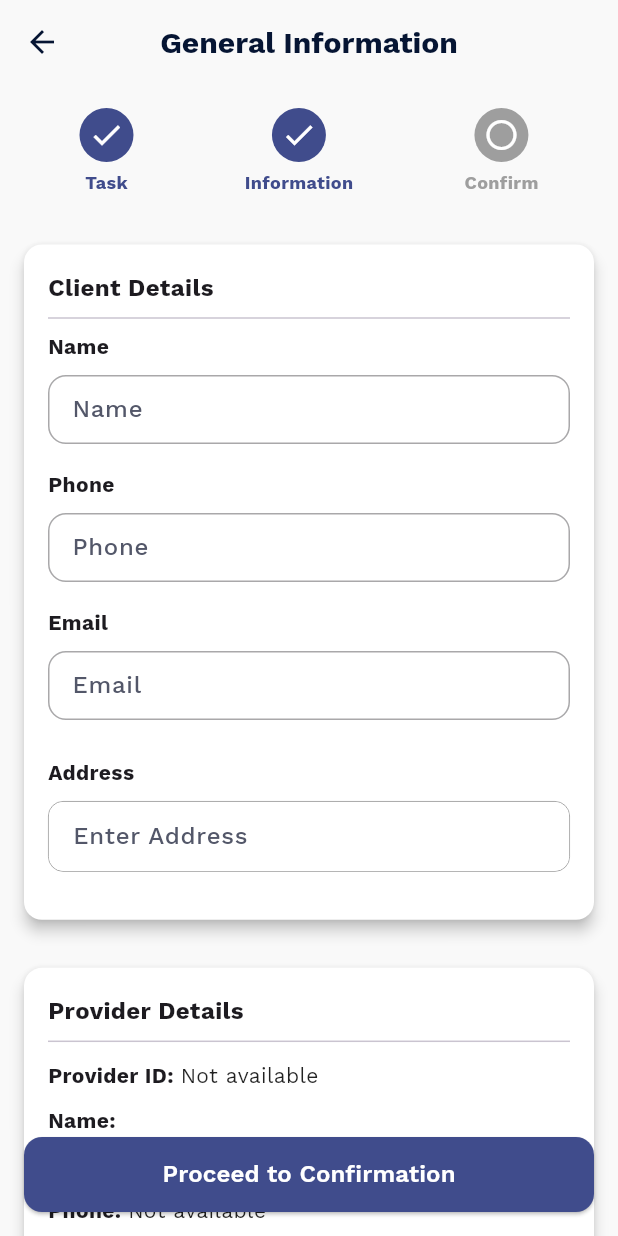
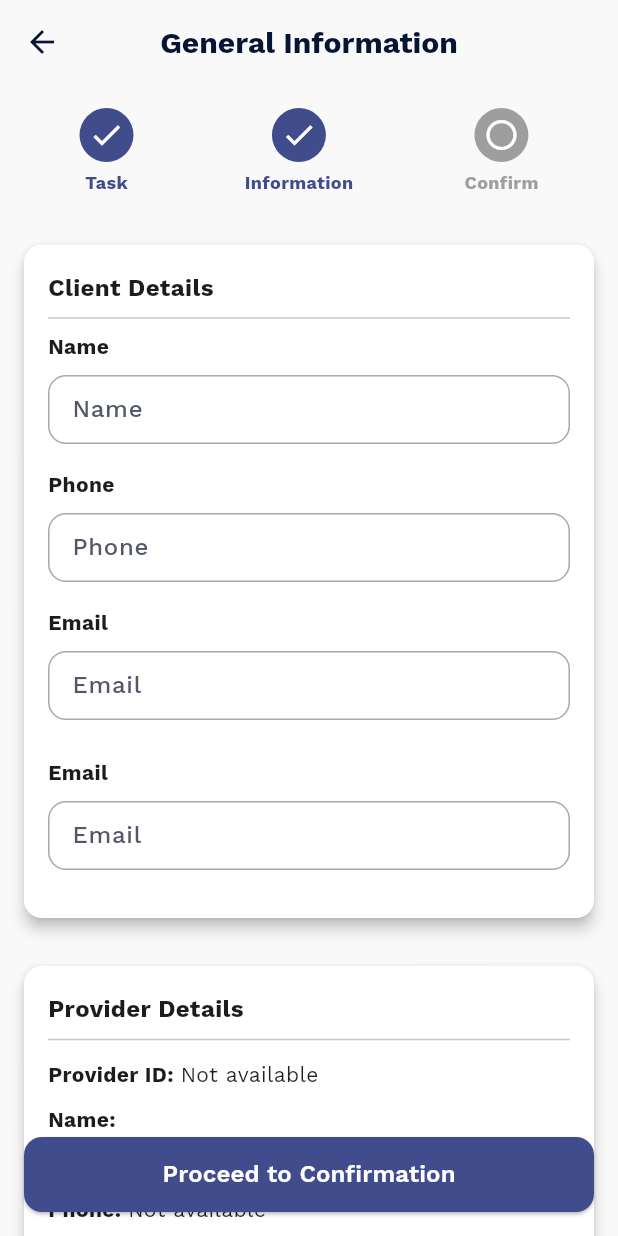
Before and after one commit to DevInnovech/ezpc_tasks_app, a Flutter app: the GeneralInformationScreen screen opened directly with empty values, on a phone screen of 412 x 824 dp. Run offline on Flutter 3.47's test engine with Material 3 defaults, Android fonts, the phone set to English and light mode, and no system bars; drawn by our look-alikes of google_places_flutter; our stand-ins replace banner_carousel, cached_network_image, carousel_slider, cloud_firestore, dotted_border, equatable and 25 more; missing offline and left inert: flutter_stripe; accounts and stored records are empty; project files that could hold a hidden picture were left out.

Commit message:
arreglos visualizacion y adrees

```diff
--- a/lib/features/services/client_services/presentation/screens/GeneralInformation.dart
+++ b/lib/features/services/client_services/presentation/screens/GeneralInformation.dart
@@ -80,6 +80,7 @@ class _GeneralInformationScreenState extends State<GeneralInformationScreen> {
             nameController.text = data['name'] ?? '';
             phoneController.text = data['phoneNumber'] ?? '';
             emailController.text = data['email'] ?? '';
+            addressController.text = data['address'] ?? '';
           }
           isLoading = false;
         });
@@ -207,16 +208,7 @@ class _GeneralInformationScreenState extends State<GeneralInformationScreen> {
   }
 
   Widget _buildClientInfoCard() {
-    return Card(
-      color: Colors.white,
-      shape: RoundedRectangleBorder(borderRadius: BorderRadius.circular(12.0)),
-      elevation: 4,
-      margin: const EdgeInsets.only(top: 16.0),
-      child: Padding(
-        padding: const EdgeInsets.all(16.0),
-        child: Column(
-          crossAxisAlignment: CrossAxisAlignment.start,
-          children: [
+    var children = [
       const Text(
         "Client Details",
         style: TextStyle(
@@ -243,15 +235,26 @@ class _GeneralInformationScreenState extends State<GeneralInformationScreen> {
         isEnabled: applyForAnotherPerson,
       ),
       const SizedBox(height: 8.0),
+
+      // Si applyForAnotherPerson es true, añade el textField, si no, añade el Text
+      if (!applyForAnotherPerson)
+        _buildTextField(
+          label: "Email",
+          controller: addressController,
+          keyboardType: TextInputType.streetAddress,
+          isEnabled: applyForAnotherPerson,
+        )
+      else
         const Text(
           "Address",
           style: TextStyle(fontWeight: FontWeight.bold, fontSize: 14.0),
         ),
-            const SizedBox(height: 8.0),
+
+      if (applyForAnotherPerson) const SizedBox(height: 8.0),
+      if (applyForAnotherPerson)
         GooglePlaceAutoCompleteTextField(
           textEditingController: addressController,
-              googleAPIKey:
-                  "AIzaSyDwxlmeFfLFPceI3B4J35xq7UqHan7iA6s", // Reemplaza con tu API Key
+          googleAPIKey: "TU_API_KEY",
           inputDecoration: InputDecoration(
             border: OutlineInputBorder(
               borderRadius: BorderRadius.circular(12.0),
@@ -269,8 +272,18 @@ class _GeneralInformationScreenState extends State<GeneralInformationScreen> {
                 TextPosition(offset: prediction.description!.length));
           },
         ),
-            const SizedBox(height: 16.0),
-          ],
+      if (applyForAnotherPerson) const SizedBox(height: 16.0),
+    ];
+    return Card(
+      color: Colors.white,
+      shape: RoundedRectangleBorder(borderRadius: BorderRadius.circular(12.0)),
+      elevation: 4,
+      margin: const EdgeInsets.only(top: 16.0),
+      child: Padding(
+        padding: const EdgeInsets.all(16.0),
+        child: Column(
+          crossAxisAlignment: CrossAxisAlignment.start,
+          children: children,
         ),
       ),
     );
```
Also changed, not shown: lib/features/home/presentation/widgets/ServicesByCategory.dart (+25 -4 lines), lib/features/services/client_services/widgets/servicecard.dart (+13 -12 lines). Lines whose indentation alone changed are shown as unchanged.
